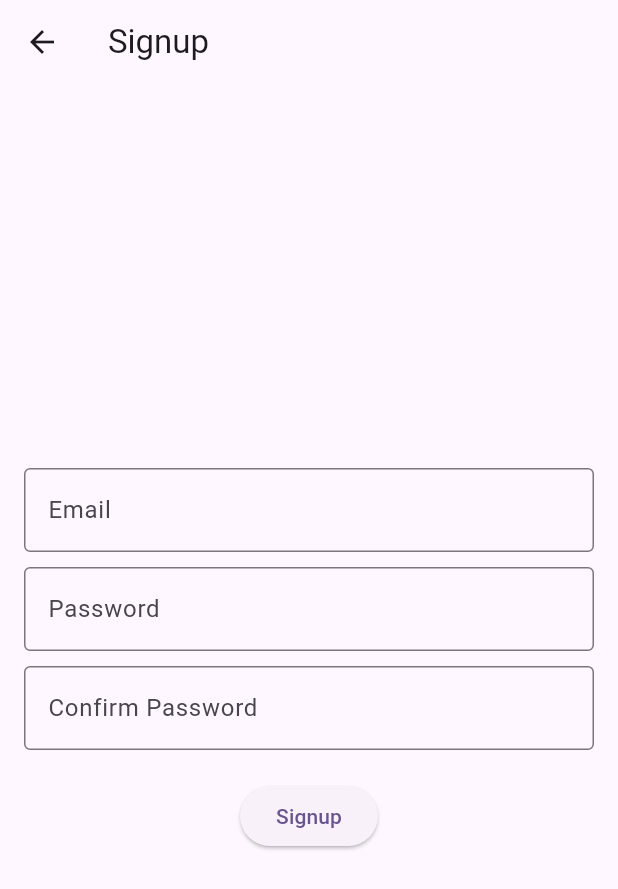
After one commit to chamodlw/firebase_authentication, a Flutter app: the screen it shows after launch, after a tap on "Signup", on a phone screen of 412 x 824 dp. The commit adds this screen. Shown: the top 889 px of the screen. Run offline on Flutter 3.47's test engine with Material 3 defaults, Android fonts, the phone set to English and light mode, and no system bars.

Commit message:
add login_signup.dart

```diff
--- /dev/null
+++ b/lib/login_signup.dart
@@ -0,0 +1,142 @@
+import 'package:flutter/material.dart';
+
+class LoginSignupScreen extends StatelessWidget {
+  const LoginSignupScreen({super.key});
+
+  @override
+  Widget build(BuildContext context) {
+    return Scaffold(
+      appBar: AppBar(
+        title: const Text('Login / Signup'),
+      ),
+      body: Padding(
+        padding: const EdgeInsets.all(16.0),
+        child: Column(
+          mainAxisAlignment: MainAxisAlignment.center,
+          children: [
+            const Text(
+              'Welcome!',
+              style: TextStyle(fontSize: 24, fontWeight: FontWeight.bold),
+              textAlign: TextAlign.center,
+
+            ),
+            const SizedBox(height: 20),
+            ElevatedButton(
+              onPressed: () {
+                // Navigate to Login Page
+                Navigator.push(
+                  context,
+                  MaterialPageRoute(builder: (context) => const LoginScreen()),
+                );
+              },
+              child: const Text('Login'),
+            ),
+            const SizedBox(height: 10),
+            ElevatedButton(
+              onPressed: () {
+                // Navigate to Signup Page
+                Navigator.push(
+                  context,
+                  MaterialPageRoute(builder: (context) => const SignupScreen()),
+                );
+              },
+              child: const Text('Signup'),
+            ),
+          ],
+        ),
+      ),
+    );
+  }
+}
+
+class LoginScreen extends StatelessWidget {
+  const LoginScreen({super.key});
+
+  @override
+  Widget build(BuildContext context) {
+    return Scaffold(
+      appBar: AppBar(
+        title: const Text('Login'),
+      ),
+      body: Padding(
+        padding: const EdgeInsets.all(16.0),
+        child: Column(
+          mainAxisAlignment: MainAxisAlignment.center,
+          children: [
+            const TextField(
+              decoration: InputDecoration(
+                labelText: 'Email',
+                border: OutlineInputBorder(),
+              ),
+            ),
+            const SizedBox(height: 10),
+            const TextField(
+              decoration: InputDecoration(
+                labelText: 'Password',
+                border: OutlineInputBorder(),
+              ),
+              obscureText: true,
+            ),
+            const SizedBox(height: 20),
+            ElevatedButton(
+              onPressed: () {
+                // Handle login logic here
+              },
+              child: const Text('Login'),
+            ),
+          ],
+        ),
+      ),
+    );
+  }
+}
+
+class SignupScreen extends StatelessWidget {
+  const SignupScreen({super.key});
+
+  @override
+  Widget build(BuildContext context) {
+    return Scaffold(
+      appBar: AppBar(
+        title: const Text('Signup'),
+      ),
+      body: Padding(
+        padding: const EdgeInsets.all(16.0),
+        child: Column(
+          mainAxisAlignment: MainAxisAlignment.center,
+          children: [
+            const TextField(
+              decoration: InputDecoration(
+                labelText: 'Email',
+                border: OutlineInputBorder(),
+              ),
+            ),
+            const SizedBox(height: 10),
+            const TextField(
+              decoration: InputDecoration(
+                labelText: 'Password',
+                border: OutlineInputBorder(),
+              ),
+              obscureText: true,
+            ),
+            const SizedBox(height: 10),
+            const TextField(
+              decoration: InputDecoration(
+                labelText: 'Confirm Password',
+                border: OutlineInputBorder(),
+              ),
+              obscureText: true,
+            ),
+            const SizedBox(height: 20),
+            ElevatedButton(
+              onPressed: () {
+                // Handle signup logic here
+              },
+              child: const Text('Signup'),
+            ),
+          ],
+        ),
+      ),
+    );
+  }
+}
```
Also changed, not shown: lib/main.dart (+2 -21 lines).
